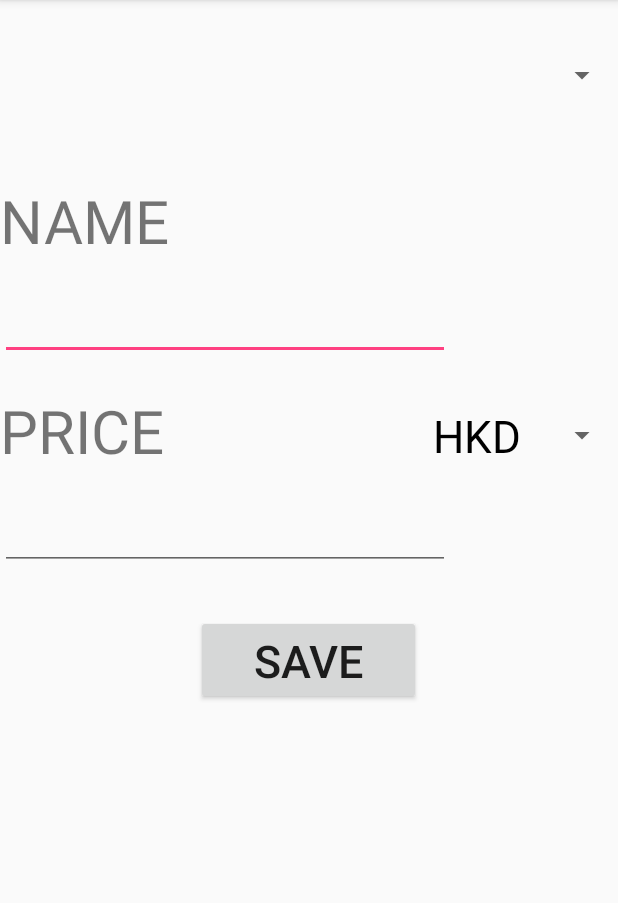
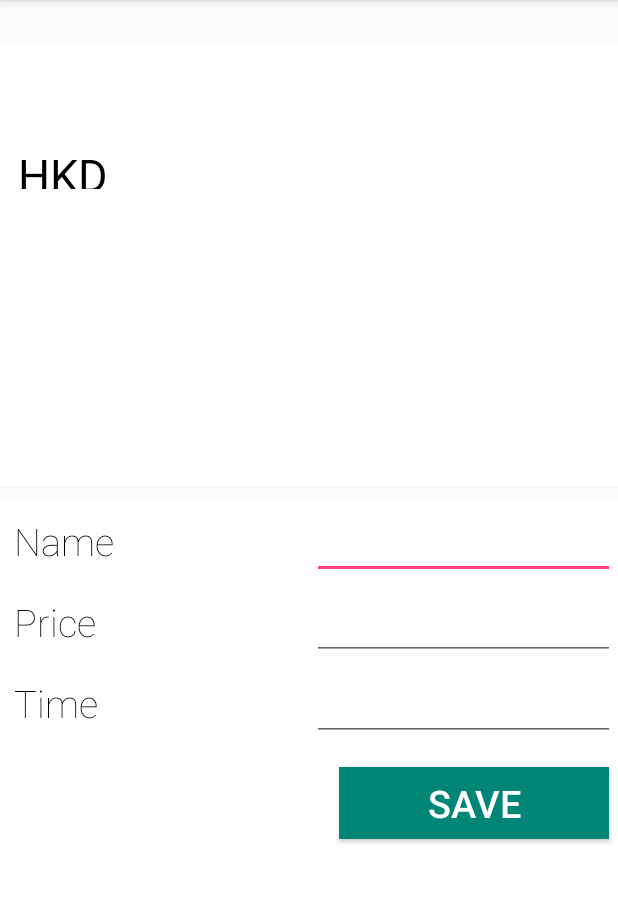
Before and after one commit to milankostak/FinancialWatchdog, an Android app: the AddActivity screen opened directly, with no data from a screen before it, on a phone screen of 412 x 824 dp, the part 84-987 px from its top. Run offline under Robolectric (Android 15) with nearby library versions, the phone set to English and light mode, and no system bars; libraries missing offline, so code that uses them is left out: com.orm; 2 statements that could not run were skipped.

Commit message:
remodified the activity_Setting

```diff
--- a/app/src/main/res/layout/add_activity.xml
+++ b/app/src/main/res/layout/add_activity.xml
@@ -1,63 +1,164 @@
 <?xml version="1.0" encoding="utf-8"?>
 <LinearLayout xmlns:android="http://schemas.android.com/apk/res/android"
     xmlns:tools="http://schemas.android.com/tools"
-    android:orientation="vertical"
     android:layout_width="match_parent"
     android:layout_height="match_parent"
+    android:orientation="vertical"
     tools:context=".AddActivity">
+
+    <LinearLayout
+        android:layout_width="match_parent"
+        android:layout_height="200dp"
+        android:layout_marginTop="30dp"
+        android:layout_weight="0.71"
+        android:background="#FFFFFF"
+        android:orientation="vertical">
 
         <Spinner
             android:id="@+id/categorySpinner"
-        android:layout_width="fill_parent"
-        android:layout_height="100dp" />
+            android:layout_width="match_parent"
+            android:layout_height="50dp"
+            android:layout_margin="2dp"
+            android:layout_marginTop="50dp"
+            android:background="#FFFFFF"
+            android:fontFamily="sans-serif-thin"
+            android:gravity="left|fill_vertical"
+            android:text="Cathegory"
+            android:textColor="#000000"
+            android:textSize="25sp" />
+
+        <Spinner
+            android:id="@+id/currencySpinner"
+            android:layout_width="match_parent"
+            android:layout_height="50dp"
+            android:layout_margin="2dp"
+            android:layout_marginTop="50dp"
+            android:background="#FFFFFF"
+            android:fontFamily="sans-serif-thin"
+            android:gravity="left|fill_vertical"
+            android:text="Cathegory"
+            android:textColor="#000000"
+            android:textSize="25sp" />
+
+    </LinearLayout>
+
+    <LinearLayout
+        android:layout_width="match_parent"
+        android:layout_height="300dp"
+        android:layout_marginTop="10dp"
+        android:layout_weight="1"
+        android:background="#FFFFFF"
+        android:orientation="vertical">
+
+
+        <TableLayout
+            android:layout_width="match_parent"
+            android:layout_height="wrap_content">
+
+            <TableRow
+                android:layout_width="match_parent"
+                android:layout_height="match_parent">
 
                 <TextView
-        android:layout_width="150dp"
-        android:layout_height="60dp"
-        android:layout_marginTop="20dp"
-        android:text="NAME"
-        android:textSize="40sp" />
+                    android:layout_width="0dp"
+                    android:layout_height="50dp"
+                    android:layout_margin="2dp"
+                    android:layout_weight="10"
+                    android:background="#FFFFFF"
+                    android:fontFamily="sans-serif-thin"
+                    android:gravity="left|fill_vertical"
+                    android:text="Name"
+                    android:textColor="#000000"
+                    android:textSize="25sp"
+                    android:padding="7dp"/>
 
                 <EditText
-        android:layout_width="300dp"
-        android:layout_height="60dp"
-        android:textSize="40sp" />
+                    android:id="@+id/etName"
+                    android:layout_width="0dp"
+                    android:layout_height="50dp"
+                    android:layout_gravity="center"
+                    android:layout_margin="2dp"
+                    android:layout_marginTop="50dp"
+                    android:layout_weight="10"
+                    android:gravity="center"
+                    android:textColor="#BFBFBF"
+                    android:textSize="10sp" />
+            </TableRow>
 
-    <RelativeLayout
+            <TableRow
                 android:layout_width="match_parent"
-        android:layout_height="150dp">
+                android:layout_height="match_parent">
 
                 <TextView
-            android:id="@+id/textView"
-            android:layout_width="150dp"
-            android:layout_height="60dp"
-            android:layout_marginTop="20dp"
-            android:text="PRICE"
-            android:textSize="40sp" />
-        <Spinner
-            android:id="@+id/currencySpinner"
-            android:layout_width="wrap_content"
-            android:layout_height="wrap_content"
-            android:layout_alignTop="@+id/textView"
-            android:layout_alignParentEnd="true" />
+                    android:layout_width="0dp"
+                    android:layout_height="50dp"
+                    android:layout_margin="2dp"
+                    android:layout_weight="10"
+                    android:background="#FFFFFF"
+                    android:fontFamily="sans-serif-thin"
+                    android:gravity="left|fill_vertical"
+                    android:text="Price"
+                    android:textColor="#000000"
+                    android:textSize="25sp"
+                    android:padding="7dp"/>
+
                 <EditText
-            android:layout_width="300dp"
-            android:layout_height="60dp"
-            android:layout_alignParentStart="true"
-            android:layout_below="@+id/textView"
-            android:textSize="40sp"
-            android:id="@+id/editText" />
+                    android:id="@+id/etPrice"
+                    android:layout_width="0dp"
+                    android:layout_height="50dp"
+                    android:layout_gravity="center"
+                    android:layout_margin="2dp"
+                    android:layout_marginTop="50dp"
+                    android:layout_weight="10"
+                    android:gravity="center"
+                    android:textColor="#BFBFBF"
+                    android:textSize="10sp" />
+            </TableRow>
 
-    </RelativeLayout>
+            <TableRow
+                android:layout_width="match_parent"
+                android:layout_height="match_parent">
+
+                <TextView
+                    android:layout_width="0dp"
+                    android:layout_height="50dp"
+                    android:layout_margin="2dp"
+                    android:layout_weight="10"
+                    android:background="#FFFFFF"
+                    android:fontFamily="sans-serif-thin"
+                    android:gravity="left|fill_vertical"
+                    android:text="Time"
+                    android:textColor="#000000"
+                    android:textSize="25sp"
+                    android:padding="7dp"/>
+
+                <EditText
+                    android:id="@+id/etTime"
+                    android:layout_width="0dp"
+                    android:layout_height="50dp"
+                    android:layout_gravity="center"
+                    android:layout_margin="2dp"
+                    android:layout_marginTop="50dp"
+                    android:layout_weight="10"
+                    android:gravity="center"
+                    android:textColor="#BFBFBF"
+                    android:textSize="10sp" />
+            </TableRow>
+
+        </TableLayout>
 
         <Button
-        android:layout_width="150dp"
-        android:layout_height="60dp"
-        android:layout_gravity="center_horizontal"
-        android:layout_marginTop="20dp"
-        android:onClick="saveRecord"
+            android:id="@+id/btnOk"
+            android:layout_width="180dp"
+            android:layout_height="wrap_content"
+            android:layout_gravity="right"
+            android:layout_marginRight="6dp"
+            android:layout_marginTop="15dp"
+            android:background="@color/accent_material_light"
+            android:onClick="uloz"
             android:text="SAVE"
-        android:textSize="30sp" />
-
+            android:textColor="#FFFFFF"
+            android:textSize="25sp" />
+    </LinearLayout>
 
 </LinearLayout>
```
Also changed, not shown: app/src/main/AndroidManifest.xml (+15 -6 lines), app/src/main/java/hk/edu/cityu/financialwatchdog/Setting.java (added, +13 -0 lines), app/src/main/res/layout/activity_setting.xml (added, +115 -0 lines). Lines whose indentation alone changed are shown as unchanged.
